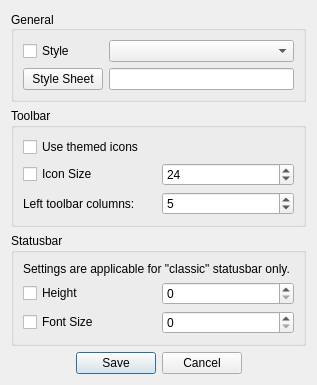
Qt form librecad/src/ui/dialogs/settings/options_widget/lc_widgetoptionsdialog.ui (LibreCAD/LibreCAD) before a commit.
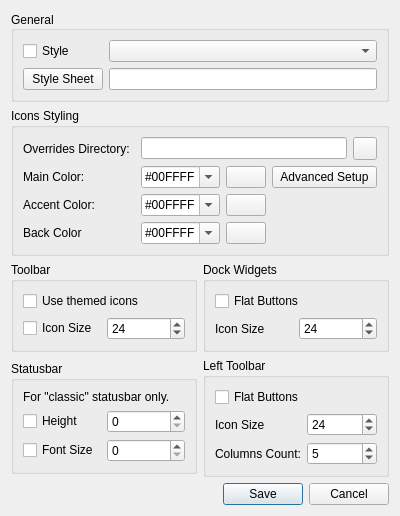
The same form after that commit. Icons and pictures are not drawn.

Commit message: referencing icon via ".lci" extensions, widget options, refreshing of left sidebar and doc widgets according to settings, toolbar in Layer Widget now consistent with other widgets

The edit to the form file:
```diff
--- a/librecad/src/ui/dialogs/settings/options_widget/lc_widgetoptionsdialog.ui
+++ b/librecad/src/ui/dialogs/settings/options_widget/lc_widgetoptionsdialog.ui
@@ -6,8 +6,8 @@
    <rect>
     <x>0</x>
     <y>0</y>
-    <width>316</width>
-    <height>368</height>
+    <width>400</width>
+    <height>500</height>
    </rect>
   </property>
   <property name="sizePolicy">
@@ -16,35 +16,168 @@
     <verstretch>0</verstretch>
    </sizepolicy>
   </property>
+  <property name="minimumSize">
+   <size>
+    <width>400</width>
+    <height>0</height>
+   </size>
+  </property>
   <property name="windowTitle">
    <string>Widget Options</string>
   </property>
+  <property name="windowIcon">
+   <iconset resource="../../../../../res/images/images.qrc">
+    <normaloff>:/images/librecad.png</normaloff>:/images/librecad.png</iconset>
+  </property>
   <layout class="QGridLayout" name="gridLayout_4">
-   <item row="0" column="0">
-    <widget class="QFrame" name="frame">
-     <property name="frameShape">
-      <enum>QFrame::NoFrame</enum>
+   <item row="4" column="1">
+    <widget class="QGroupBox" name="groupBox_5">
+     <property name="title">
+      <string>Left Toolbar</string>
      </property>
-     <property name="frameShadow">
-      <enum>QFrame::Sunken</enum>
-     </property>
-     <property name="lineWidth">
-      <number>1</number>
-     </property>
-     <layout class="QGridLayout" name="gridLayout">
-      <property name="leftMargin">
-       <number>0</number>
-      </property>
-      <property name="topMargin">
-       <number>0</number>
-      </property>
-      <property name="rightMargin">
-       <number>0</number>
-      </property>
-      <property name="bottomMargin">
-       <number>0</number>
-      </property>
+     <layout class="QGridLayout" name="gridLayout_8">
+      <item row="0" column="0" colspan="2">
+       <widget class="QCheckBox" name="cbLeftTBFlatButtons">
+        <property name="sizePolicy">
+         <sizepolicy hsizetype="Preferred" vsizetype="Fixed">
+          <horstretch>0</horstretch>
+          <verstretch>0</verstretch>
+         </sizepolicy>
+        </property>
+        <property name="text">
+         <string>Flat Buttons</string>
+        </property>
+       </widget>
+      </item>
+      <item row="2" column="1">
+       <widget class="QSpinBox" name="left_toobar_columns_spinbox">
+        <property name="sizePolicy">
+         <sizepolicy hsizetype="Preferred" vsizetype="Fixed">
+          <horstretch>0</horstretch>
+          <verstretch>0</verstretch>
+         </sizepolicy>
+        </property>
+        <property name="toolTip">
+         <string>Number of columns for actions in left toolbar.</string>
+        </property>
+        <property name="minimum">
+         <number>4</number>
+        </property>
+        <property name="maximum">
+         <number>12</number>
+        </property>
+        <property name="value">
+         <number>5</number>
+        </property>
+       </widget>
+      </item>
       <item row="2" column="0">
+       <widget class="QLabel" name="label">
+        <property name="sizePolicy">
+         <sizepolicy hsizetype="Preferred" vsizetype="Preferred">
+          <horstretch>0</horstretch>
+          <verstretch>0</verstretch>
+         </sizepolicy>
+        </property>
+        <property name="text">
+         <string>Columns Count:</string>
+        </property>
+       </widget>
+      </item>
+      <item row="1" column="0">
+       <widget class="QLabel" name="label_4">
+        <property name="text">
+         <string>Icon Size</string>
+        </property>
+       </widget>
+      </item>
+      <item row="1" column="1">
+       <widget class="QSpinBox" name="sbLeftTBIconSize">
+        <property name="sizePolicy">
+         <sizepolicy hsizetype="Preferred" vsizetype="Fixed">
+          <horstretch>0</horstretch>
+          <verstretch>0</verstretch>
+         </sizepolicy>
+        </property>
+        <property name="toolTip">
+         <string>Side length in pixels</string>
+        </property>
+        <property name="minimum">
+         <number>8</number>
+        </property>
+        <property name="maximum">
+         <number>150</number>
+        </property>
+        <property name="value">
+         <number>24</number>
+        </property>
+       </widget>
+      </item>
+     </layout>
+    </widget>
+   </item>
+   <item row="5" column="0" colspan="2">
+    <widget class="QDialogButtonBox" name="buttonBox">
+     <property name="standardButtons">
+      <set>QDialogButtonBox::Cancel|QDialogButtonBox::Save</set>
+     </property>
+     <property name="centerButtons">
+      <bool>false</bool>
+     </property>
+    </widget>
+   </item>
+   <item row="3" column="1">
+    <widget class="QGroupBox" name="groupBox_6">
+     <property name="title">
+      <string>Dock Widgets</string>
+     </property>
+     <layout class="QGridLayout" name="gridLayout_7">
+      <item row="1" column="0">
+       <widget class="QLabel" name="label_5">
+        <property name="text">
+         <string>Icon Size</string>
+        </property>
+       </widget>
+      </item>
+      <item row="0" column="0" colspan="2">
+       <widget class="QCheckBox" name="cbDockWidgetsFlatButtons">
+        <property name="sizePolicy">
+         <sizepolicy hsizetype="Preferred" vsizetype="Fixed">
+          <horstretch>0</horstretch>
+          <verstretch>0</verstretch>
+         </sizepolicy>
+        </property>
+        <property name="text">
+         <string>Flat Buttons</string>
+        </property>
+       </widget>
+      </item>
+      <item row="1" column="1">
+       <widget class="QSpinBox" name="sbDocWidgtetIconSize">
+        <property name="sizePolicy">
+         <sizepolicy hsizetype="Preferred" vsizetype="Fixed">
+          <horstretch>0</horstretch>
+          <verstretch>0</verstretch>
+         </sizepolicy>
+        </property>
+        <property name="toolTip">
+         <string>Side length in pixels</string>
+        </property>
+        <property name="minimum">
+         <number>8</number>
+        </property>
+        <property name="maximum">
+         <number>150</number>
+        </property>
+        <property name="value">
+         <number>24</number>
+        </property>
+       </widget>
+      </item>
+     </layout>
+    </widget>
+   </item>
+   <item row="4" column="0">
        <widget class="QGroupBox" name="groupBox_2">
         <property name="sizePolicy">
          <sizepolicy hsizetype="Preferred" vsizetype="Maximum">
@@ -57,39 +190,78 @@
         </property>
         <layout class="QGridLayout" name="gridLayout_5">
          <item row="1" column="1">
-          <widget class="QSpinBox" name="statusbar_height_spinbox"/>
-         </item>
-         <item row="1" column="0">
-          <widget class="QCheckBox" name="statusbar_height_checkbox">
-           <property name="text">
-            <string>Height</string>
+       <widget class="QSpinBox" name="statusbar_height_spinbox">
+        <property name="sizePolicy">
+         <sizepolicy hsizetype="Preferred" vsizetype="Fixed">
+          <horstretch>0</horstretch>
+          <verstretch>0</verstretch>
+         </sizepolicy>
            </property>
           </widget>
          </item>
-         <item row="2" column="0">
-          <widget class="QCheckBox" name="statusbar_fontsize_checkbox">
-           <property name="text">
-            <string>Font Size</string>
-           </property>
-          </widget>
-         </item>
-         <item row="2" column="1">
-          <widget class="QSpinBox" name="statusbar_fontsize_spinbox"/>
-         </item>
          <item row="0" column="0" colspan="2">
           <widget class="QLabel" name="label_2">
            <property name="toolTip">
             <string>lClassicStatusBarOnly</string>
            </property>
            <property name="text">
-            <string>Settings are applicable for &quot;classic&quot; statusbar only. </string>
+         <string>For &quot;classic&quot; statusbar only. </string>
            </property>
           </widget>
          </item>
+      <item row="2" column="0">
+       <widget class="QCheckBox" name="statusbar_fontsize_checkbox">
+        <property name="sizePolicy">
+         <sizepolicy hsizetype="Preferred" vsizetype="Fixed">
+          <horstretch>0</horstretch>
+          <verstretch>0</verstretch>
+         </sizepolicy>
+        </property>
+        <property name="text">
+         <string>Font Size</string>
+        </property>
+       </widget>
+      </item>
+      <item row="2" column="1">
+       <widget class="QSpinBox" name="statusbar_fontsize_spinbox">
+        <property name="sizePolicy">
+         <sizepolicy hsizetype="Preferred" vsizetype="Fixed">
+          <horstretch>0</horstretch>
+          <verstretch>0</verstretch>
+         </sizepolicy>
+        </property>
+       </widget>
+      </item>
+      <item row="1" column="0">
+       <widget class="QCheckBox" name="statusbar_height_checkbox">
+        <property name="sizePolicy">
+         <sizepolicy hsizetype="Preferred" vsizetype="Fixed">
+          <horstretch>0</horstretch>
+          <verstretch>0</verstretch>
+         </sizepolicy>
+        </property>
+        <property name="text">
+         <string>Height</string>
+        </property>
+       </widget>
+      </item>
+      <item row="3" column="1">
+       <spacer name="verticalSpacer_3">
+        <property name="orientation">
+         <enum>Qt::Vertical</enum>
+        </property>
+        <property name="sizeHint" stdset="0">
+         <size>
+          <width>20</width>
+          <height>0</height>
+         </size>
+        </property>
+       </spacer>
+      </item>
         </layout>
        </widget>
       </item>
-      <item row="0" column="0">
+   <item row="0" column="0" colspan="2">
        <widget class="QGroupBox" name="groupBox_3">
         <property name="sizePolicy">
          <sizepolicy hsizetype="Preferred" vsizetype="Maximum">
@@ -144,7 +316,7 @@
          <item row="0" column="1">
           <widget class="QComboBox" name="style_combobox">
            <property name="sizePolicy">
-            <sizepolicy hsizetype="Minimum" vsizetype="Fixed">
+         <sizepolicy hsizetype="Preferred" vsizetype="Fixed">
              <horstretch>0</horstretch>
              <verstretch>0</verstretch>
             </sizepolicy>
@@ -160,7 +332,7 @@
          <item row="0" column="0">
           <widget class="QCheckBox" name="style_checkbox">
            <property name="sizePolicy">
-            <sizepolicy hsizetype="Minimum" vsizetype="Minimum">
+         <sizepolicy hsizetype="Preferred" vsizetype="Minimum">
              <horstretch>0</horstretch>
              <verstretch>0</verstretch>
             </sizepolicy>
@@ -198,10 +370,10 @@
         </layout>
        </widget>
       </item>
-      <item row="1" column="0">
+   <item row="3" column="0">
        <widget class="QGroupBox" name="groupBox">
         <property name="sizePolicy">
-         <sizepolicy hsizetype="Preferred" vsizetype="Maximum">
+      <sizepolicy hsizetype="Preferred" vsizetype="Preferred">
           <horstretch>0</horstretch>
           <verstretch>0</verstretch>
          </sizepolicy>
@@ -210,26 +382,19 @@
          <string>Toolbar</string>
         </property>
         <layout class="QGridLayout" name="gridLayout_2">
-         <item row="0" column="0">
+      <item row="0" column="0" colspan="2">
           <widget class="QCheckBox" name="theme_checkbox">
+        <property name="sizePolicy">
+         <sizepolicy hsizetype="Preferred" vsizetype="Fixed">
+          <horstretch>0</horstretch>
+          <verstretch>0</verstretch>
+         </sizepolicy>
+        </property>
            <property name="text">
             <string>Use themed icons</string>
            </property>
           </widget>
          </item>
-         <item row="1" column="0">
-          <widget class="QCheckBox" name="toolbar_icon_size_checkbox">
-           <property name="sizePolicy">
-            <sizepolicy hsizetype="Preferred" vsizetype="Fixed">
-             <horstretch>0</horstretch>
-             <verstretch>0</verstretch>
-            </sizepolicy>
-           </property>
-           <property name="text">
-            <string>Icon Size</string>
-           </property>
-          </widget>
-         </item>
          <item row="1" column="1">
           <widget class="QSpinBox" name="toolbar_icon_size_spinbox">
            <property name="sizePolicy">
@@ -252,48 +417,222 @@
            </property>
           </widget>
          </item>
-         <item row="2" column="0">
-          <widget class="QLabel" name="label">
-           <property name="text">
-            <string>Left toolbar columns:</string>
-           </property>
-          </widget>
-         </item>
-         <item row="2" column="1">
-          <widget class="QSpinBox" name="left_toobar_columns_spinbox">
-           <property name="toolTip">
-            <string>Number of columns for actions in left toolbar.</string>
-           </property>
-           <property name="minimum">
-            <number>4</number>
-           </property>
-           <property name="maximum">
-            <number>12</number>
-           </property>
-           <property name="value">
-            <number>5</number>
-           </property>
-          </widget>
-         </item>
-        </layout>
-       </widget>
-      </item>
-     </layout>
-    </widget>
-   </item>
    <item row="1" column="0">
-    <widget class="QDialogButtonBox" name="buttonBox">
-     <property name="standardButtons">
-      <set>QDialogButtonBox::Cancel|QDialogButtonBox::Save</set>
-     </property>
-     <property name="centerButtons">
+       <widget class="QCheckBox" name="toolbar_icon_size_checkbox">
+        <property name="sizePolicy">
+         <sizepolicy hsizetype="Preferred" vsizetype="Fixed">
+          <horstretch>0</horstretch>
+          <verstretch>0</verstretch>
+         </sizepolicy>
+        </property>
+        <property name="text">
+         <string>Icon Size</string>
+        </property>
+       </widget>
+      </item>
+     </layout>
+    </widget>
+   </item>
+   <item row="1" column="0" colspan="2">
+    <widget class="QGroupBox" name="groupBox_4">
+     <property name="title">
+      <string>Icons Styling</string>
+     </property>
+     <layout class="QGridLayout" name="gridLayout_3">
+      <item row="1" column="2" colspan="2">
+       <widget class="QComboBox" name="cbIconColorMain">
+        <property name="toolTip">
+         <string>Color for start handle of entity</string>
+        </property>
+        <property name="accessibleDescription">
+         <string notr="true"/>
+        </property>
+        <property name="editable">
       <bool>true</bool>
      </property>
-    </widget>
-   </item>
-  </layout>
- </widget>
- <resources/>
+        <item>
+         <property name="text">
+          <string notr="true">#00FFFF</string>
+         </property>
+        </item>
+       </widget>
+      </item>
+      <item row="3" column="4">
+       <widget class="QPushButton" name="pbBack">
+        <property name="sizePolicy">
+         <sizepolicy hsizetype="Maximum" vsizetype="Fixed">
+          <horstretch>0</horstretch>
+          <verstretch>0</verstretch>
+         </sizepolicy>
+        </property>
+        <property name="toolTip">
+         <string>Click to select color</string>
+        </property>
+        <property name="text">
+         <string/>
+        </property>
+        <property name="icon">
+         <iconset resource="../../../../../res/controls/controls.qrc">
+          <normaloff>:/controls/colorxx.png</normaloff>:/controls/colorxx.png</iconset>
+        </property>
+       </widget>
+      </item>
+      <item row="1" column="4">
+       <widget class="QPushButton" name="pbMain">
+        <property name="sizePolicy">
+         <sizepolicy hsizetype="Maximum" vsizetype="Fixed">
+          <horstretch>0</horstretch>
+          <verstretch>0</verstretch>
+         </sizepolicy>
+        </property>
+        <property name="toolTip">
+         <string>Click to select color</string>
+        </property>
+        <property name="text">
+         <string/>
+        </property>
+        <property name="icon">
+         <iconset resource="../../../../../res/controls/controls.qrc">
+          <normaloff>:/controls/colorxx.png</normaloff>:/controls/colorxx.png</iconset>
+        </property>
+       </widget>
+      </item>
+      <item row="3" column="0" colspan="2">
+       <widget class="QLabel" name="lStartHandleColor_3">
+        <property name="text">
+         <string>Back Color</string>
+        </property>
+        <property name="buddy">
+         <cstring>cbIconColorMain</cstring>
+        </property>
+       </widget>
+      </item>
+      <item row="0" column="7">
+       <widget class="QToolButton" name="tbOverridesDir">
+        <property name="text">
+         <string/>
+        </property>
+        <property name="icon">
+         <iconset resource="../../../../../res/icons/icons.qrc">
+          <normaloff>:/icons/folderclosed.lci</normaloff>:/icons/folderclosed.lci</iconset>
+        </property>
+       </widget>
+      </item>
+      <item row="3" column="2" colspan="2">
+       <widget class="QComboBox" name="cbIconColorBack">
+        <property name="toolTip">
+         <string>Color for start handle of entity</string>
+        </property>
+        <property name="accessibleDescription">
+         <string notr="true"/>
+        </property>
+        <property name="editable">
+         <bool>true</bool>
+        </property>
+        <item>
+         <property name="text">
+          <string notr="true">#00FFFF</string>
+         </property>
+        </item>
+       </widget>
+      </item>
+      <item row="1" column="0" colspan="2">
+       <widget class="QLabel" name="lStartHandleColor">
+        <property name="text">
+         <string>Main Color:</string>
+        </property>
+        <property name="buddy">
+         <cstring>cbIconColorMain</cstring>
+        </property>
+       </widget>
+      </item>
+      <item row="0" column="0" colspan="2">
+       <widget class="QLabel" name="label_3">
+        <property name="text">
+         <string>Overrides Directory:</string>
+        </property>
+       </widget>
+      </item>
+      <item row="0" column="2" colspan="5">
+       <widget class="QLineEdit" name="leIconsOverrideDir">
+        <property name="toolTip">
+         <string>Defines location of custom user-provided icons.</string>
+        </property>
+       </widget>
+      </item>
+      <item row="2" column="0">
+       <widget class="QLabel" name="lStartHandleColor_2">
+        <property name="text">
+         <string>Accent Color:</string>
+        </property>
+        <property name="buddy">
+         <cstring>cbIconColorMain</cstring>
+        </property>
+       </widget>
+      </item>
+      <item row="2" column="4">
+       <widget class="QPushButton" name="pbAccent">
+        <property name="sizePolicy">
+         <sizepolicy hsizetype="Maximum" vsizetype="Fixed">
+          <horstretch>0</horstretch>
+          <verstretch>0</verstretch>
+         </sizepolicy>
+        </property>
+        <property name="toolTip">
+         <string>Click to select color</string>
+        </property>
+        <property name="text">
+         <string/>
+        </property>
+        <property name="icon">
+         <iconset resource="../../../../../res/controls/controls.qrc">
+          <normaloff>:/controls/colorxx.png</normaloff>:/controls/colorxx.png</iconset>
+        </property>
+       </widget>
+      </item>
+      <item row="2" column="2" colspan="2">
+       <widget class="QComboBox" name="cbIconColorAccent">
+        <property name="toolTip">
+         <string>Color for start handle of entity</string>
+        </property>
+        <property name="accessibleDescription">
+         <string notr="true"/>
+        </property>
+        <property name="editable">
+         <bool>true</bool>
+        </property>
+        <item>
+         <property name="text">
+          <string notr="true">#00FFFF</string>
+         </property>
+        </item>
+       </widget>
+      </item>
+      <item row="1" column="5" colspan="3">
+       <widget class="QPushButton" name="pbAdvancedIcons">
+        <property name="sizePolicy">
+         <sizepolicy hsizetype="Preferred" vsizetype="Fixed">
+          <horstretch>0</horstretch>
+          <verstretch>0</verstretch>
+         </sizepolicy>
+        </property>
+        <property name="text">
+         <string>Advanced Setup</string>
+        </property>
+       </widget>
+      </item>
+     </layout>
+    </widget>
+   </item>
+  </layout>
+ </widget>
+ <resources>
+  <include location="../../../../../res/images/images.qrc"/>
+  <include location="../../../../../res/controls/controls.qrc"/>
+  <include location="../../../../../res/icons/icons.qrc"/>
+  <include location="../../../../../res/images/images.qrc"/>
+  <include location="../../../../../res/controls/controls.qrc"/>
+ </resources>
  <connections>
   <connection>
    <sender>buttonBox</sender>
```
Lines whose indentation alone changed are shown as unchanged. The commit also changes 80 other files.
